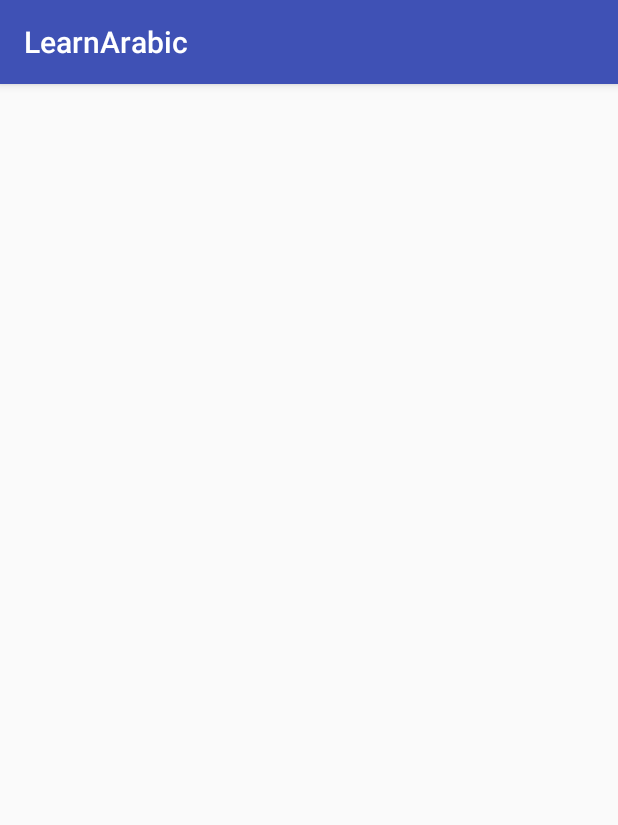
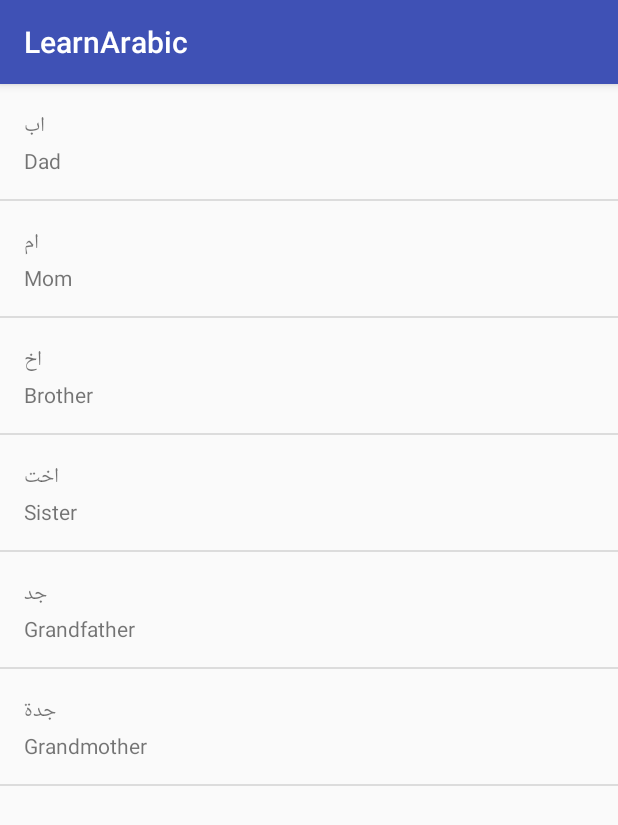
Before and after one commit to brilliant-ember/Arabic-Teaching-app, an Android app: the FamilyActivity screen opened directly, with no data from a screen before it, on a phone screen of 412 x 824 dp. Shown: the top 825 px of the screen. Run offline under Robolectric (Android 15) with nearby library versions, the phone set to English and light mode, and no system bars.

Commit message:
populated the family activity

```diff
--- a/app/src/main/java/com/example/mohammedal/learnarabic/FamilyActivity.java
+++ b/app/src/main/java/com/example/mohammedal/learnarabic/FamilyActivity.java
@@ -2,6 +2,7 @@ package com.example.mohammedal.learnarabic;
 
 import android.support.v7.app.AppCompatActivity;
 import android.os.Bundle;
+import android.widget.ListView;
 
 import java.util.ArrayList;
 
@@ -20,5 +21,8 @@ public class FamilyActivity extends AppCompatActivity {
         words.add(new Word("Grandfather","جد"));
         words.add(new Word("Grandmother","جدة"));
 
+        ListView root = (ListView) findViewById(R.id.familyRoot);
+        root.setAdapter(new WordsAdapter(this, words));
+
     }
 }
--- a/app/src/main/res/layout/activity_family.xml
+++ b/app/src/main/res/layout/activity_family.xml
@@ -1,9 +1,10 @@
 <?xml version="1.0" encoding="utf-8"?>
-<android.support.constraint.ConstraintLayout xmlns:android="http://schemas.android.com/apk/res/android"
-    xmlns:app="http://schemas.android.com/apk/res-auto"
+<ListView
+    android:id="@+id/familyRoot"
+    xmlns:android="http://schemas.android.com/apk/res/android"
     xmlns:tools="http://schemas.android.com/tools"
     android:layout_width="match_parent"
     android:layout_height="match_parent"
     tools:context="com.example.mohammedal.learnarabic.FamilyActivity">
 
-</android.support.constraint.ConstraintLayout>
+</ListView>
```
